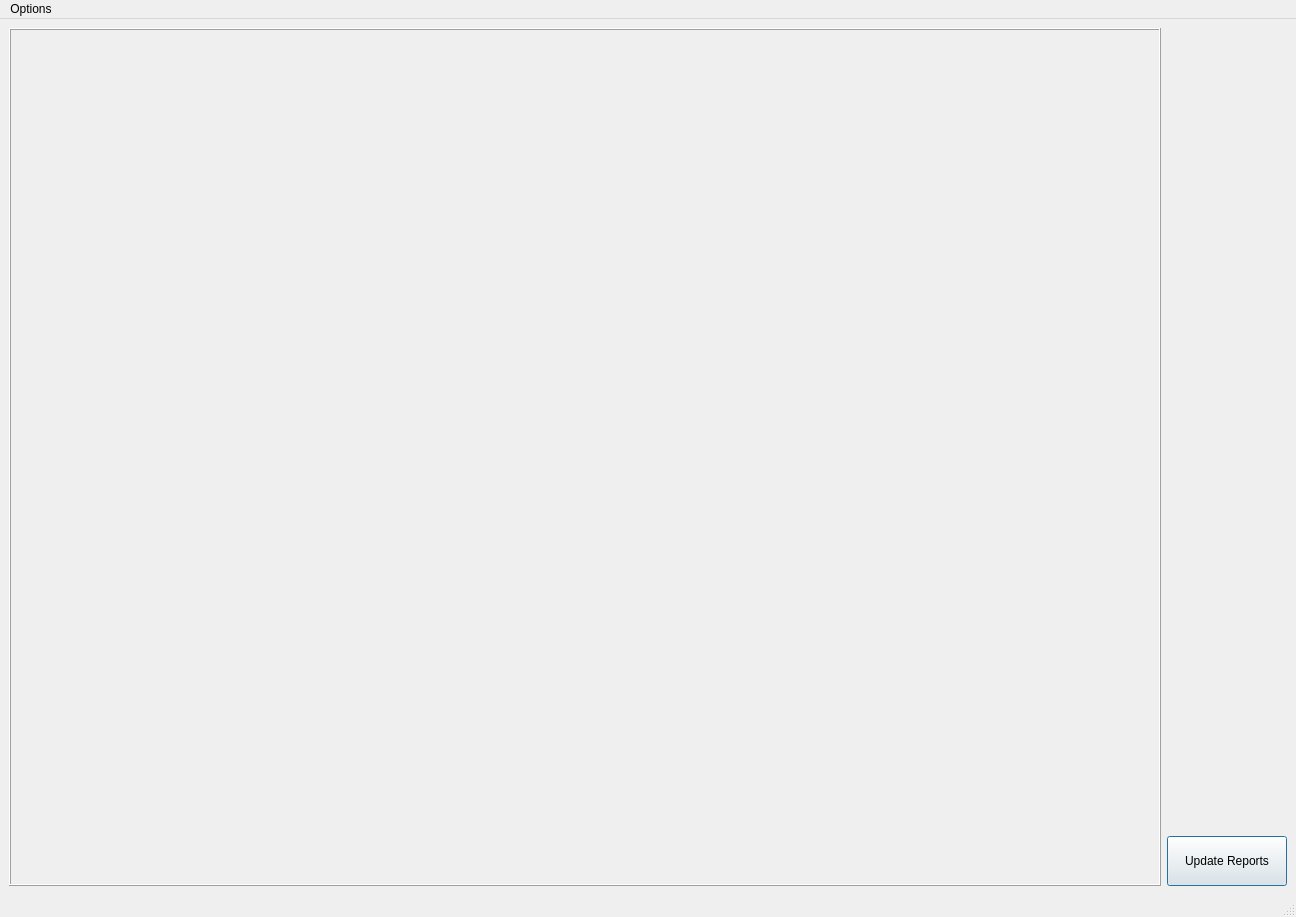
First picture: the form in AirTagGeneration/ui/MainWindow.ui, repository Leo-Aqua/FindMyFlipper, before the edit.
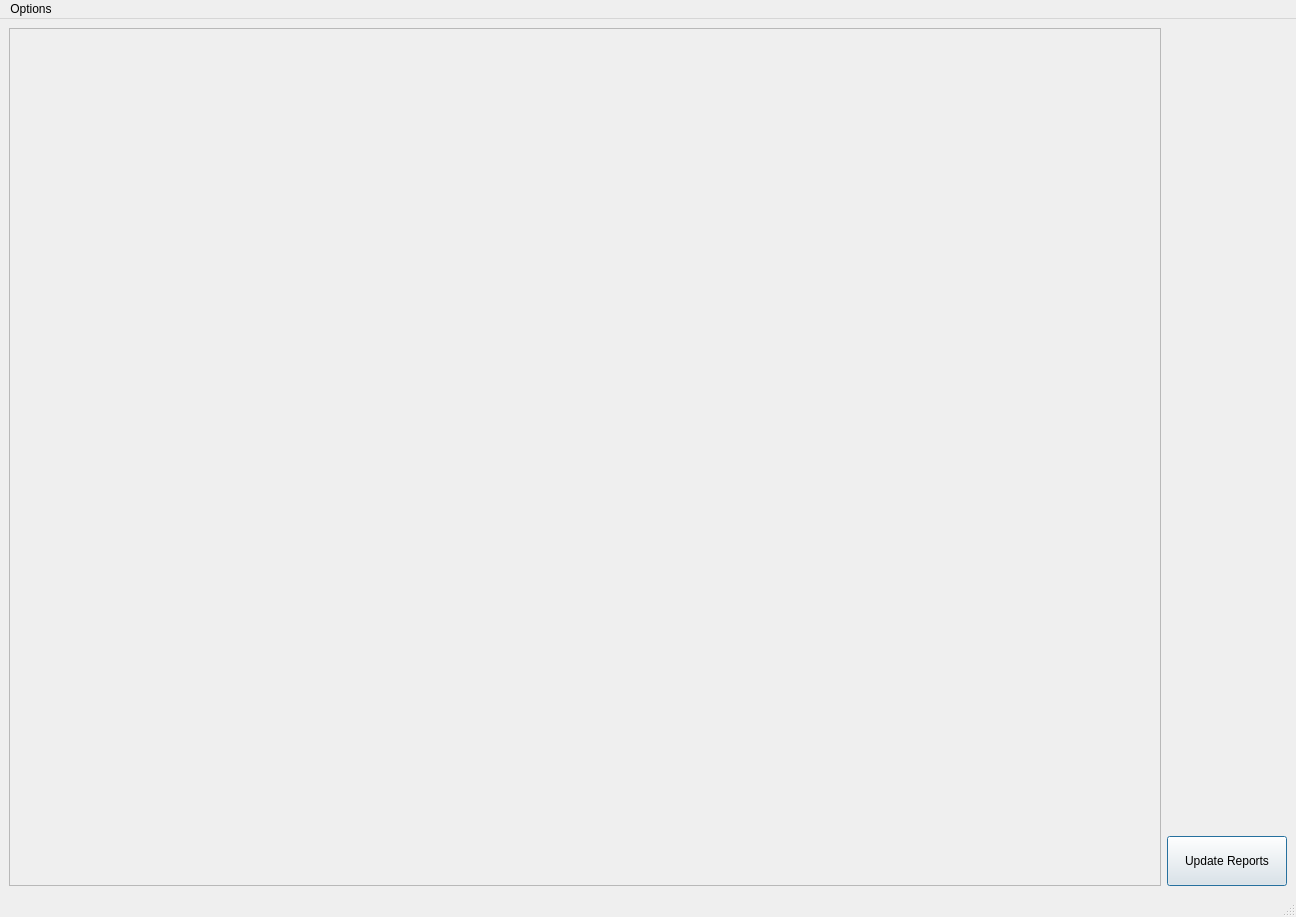
Second picture: the form after the edit. Icons and pictures are not drawn.

Commit message: changed frame style to styled panel

Patch:
```diff
--- a/AirTagGeneration/ui/MainWindow.ui
+++ b/AirTagGeneration/ui/MainWindow.ui
@@ -28,7 +28,7 @@
        </sizepolicy>
       </property>
       <property name="frameShape">
-       <enum>QFrame::Box</enum>
+       <enum>QFrame::StyledPanel</enum>
       </property>
       <property name="frameShadow">
        <enum>QFrame::Raised</enum>
```
The commit also changes 1 other file.
